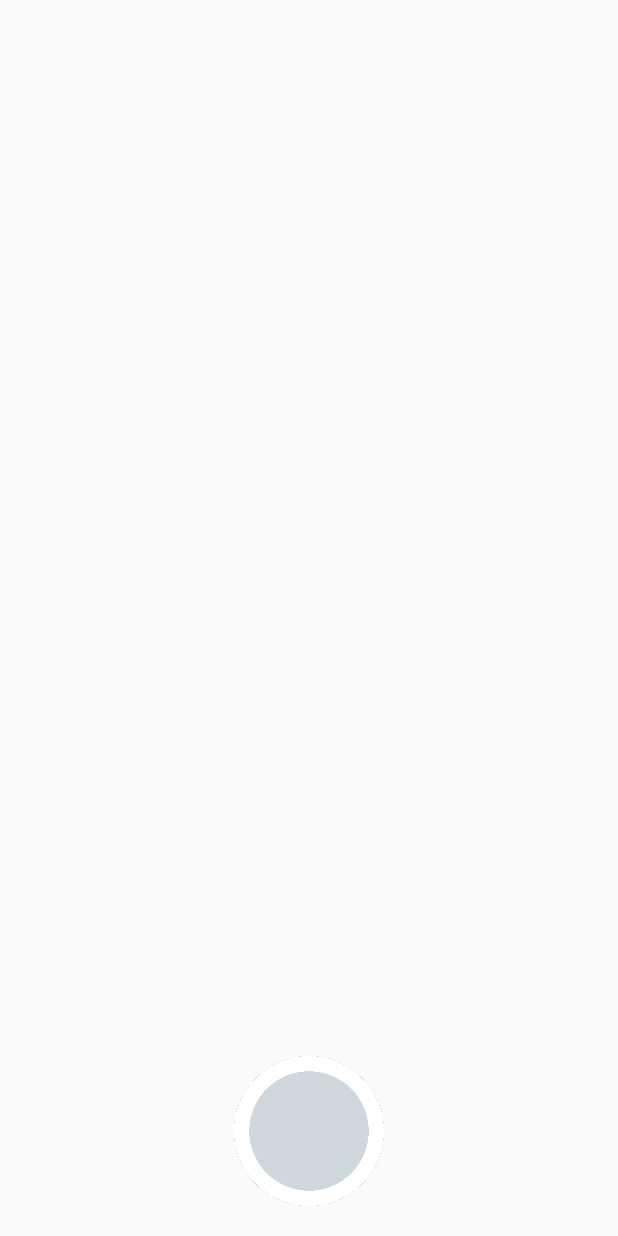
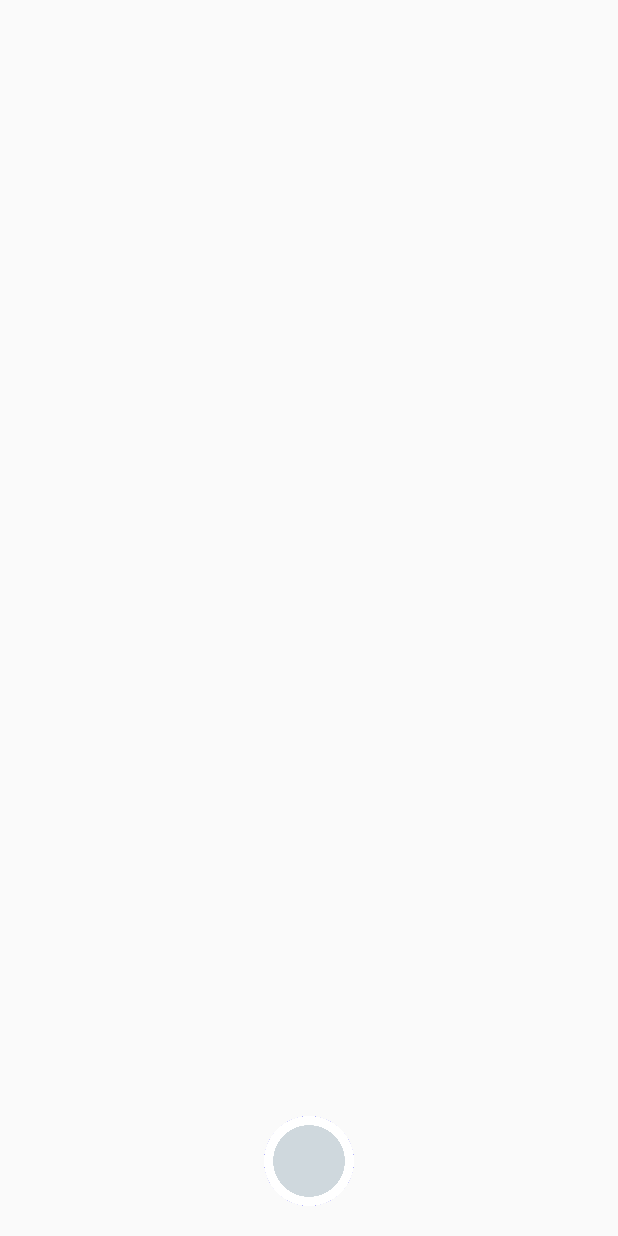
Before and after one commit to suyogxda/Nepali-OCR, an Android app: the layout activity_main.xml on its own in the app's theme, with its tools: preview values and no code run, on a phone screen of 412 x 824 dp. Run offline under Robolectric (Android 15) with nearby library versions, the phone set to English and light mode, and no system bars.

Commit message:
Change capture button size

```diff
--- a/demoapp/app/src/main/res/layout/activity_main.xml
+++ b/demoapp/app/src/main/res/layout/activity_main.xml
@@ -13,8 +13,8 @@
 
     <ImageView
         android:id="@+id/button_capture"
-        android:layout_width="100dp"
-        android:layout_height="100dp"
+        android:layout_width="60sp"
+        android:layout_height="60sp"
         android:layout_alignParentBottom="true"
         android:layout_centerInParent="true"
         android:layout_margin="20dp"
```
Also changed, not shown: 1 other file.
